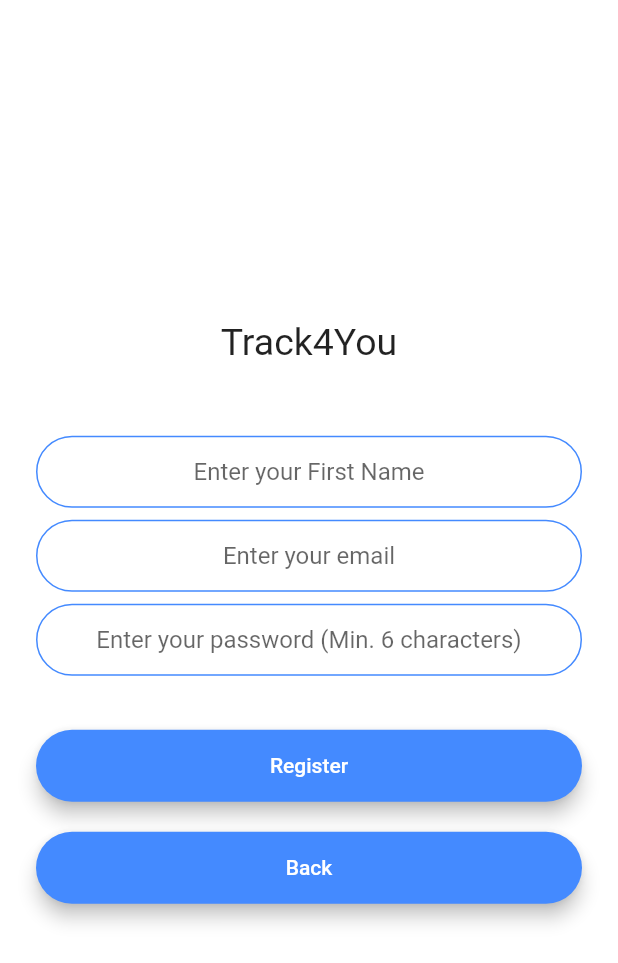
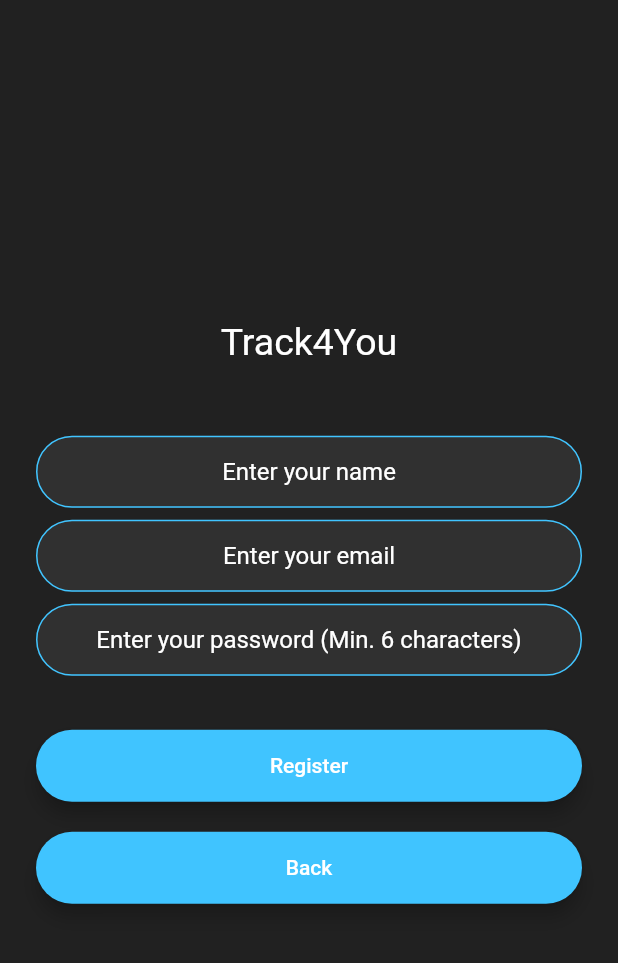
Before and after one commit to X-Yang98/Track4You, a Flutter app: the screen it shows after launch, after a tap on "Log In", after a tap on "Register new account", on a phone screen of 412 x 824 dp. Shown: the top 963 px of the screen. Run offline on Flutter 3.47's test engine with Material 2 defaults, Android fonts, the phone set to English and light mode, and no system bars; our stand-ins replace cloud_firestore, firebase_auth, firebase_core, fluttertoast; accounts and stored records are empty.

Commit message:
changed to dark theme colors

```diff
--- a/lib/screens/finance_screen.dart
+++ b/lib/screens/finance_screen.dart
@@ -8,8 +8,10 @@ class FinanceScreen extends StatelessWidget {
   @override
   Widget build(BuildContext context) {
     return Scaffold(
+      backgroundColor: Colors.grey[900],
       appBar: AppBar(
         title: Text('Finances'),
+        backgroundColor: Colors.grey[850],
       ),
       body: Container(
         child: Text('Page content goes here'),
--- a/lib/screens/health_screen.dart
+++ b/lib/screens/health_screen.dart
@@ -6,8 +6,10 @@ class HealthScreen extends StatelessWidget {
   @override
   Widget build(BuildContext context) {
     return Scaffold(
+      backgroundColor: Colors.grey[900],
       appBar: AppBar(
         title: Text('Health'),
+        backgroundColor: Colors.grey[850],
       ),
       body: Container(
         child: Text('Page content goes here'),
--- a/lib/screens/home_screen.dart
+++ b/lib/screens/home_screen.dart
@@ -41,8 +41,10 @@ class _MyHomePageState extends State<MyHomePage> {
     var displayName =
         loggedInUser!.displayName; // retrieve loggedInUser.displayName here
     return Scaffold(
+      backgroundColor: Colors.grey[900],
       appBar: AppBar(
         title: Text('Track4U Home'),
+        backgroundColor: Colors.grey[850],
       ),
       body: Container(
         child: Column(
@@ -53,7 +55,7 @@ class _MyHomePageState extends State<MyHomePage> {
               margin: EdgeInsets.all(20),
               width: double.infinity,
               child: Text('Welcome back, \n' + displayName!,
-                  style: TextStyle(fontSize: 28)),
+                  style: TextStyle(fontSize: 28, color: Colors.white)),
             ),
             TrackerPanel('Finance', navigateTo),
             TrackerPanel('Studies', navigateTo),
--- a/lib/screens/leetcode_screen.dart
+++ b/lib/screens/leetcode_screen.dart
@@ -6,7 +6,9 @@ class LeetcodeScreen extends StatelessWidget {
   @override
   Widget build(BuildContext context) {
     return Scaffold(
+      backgroundColor: Colors.grey[900],
       appBar: AppBar(
+        backgroundColor: Colors.grey[850],
         title: Text('Leetcode'),
       ),
       body: Container(
--- a/lib/screens/login_screen.dart
+++ b/lib/screens/login_screen.dart
@@ -21,7 +21,7 @@ class _LoginScreenState extends State<LoginScreen> {
   @override
   Widget build(BuildContext context) {
     return Scaffold(
-      backgroundColor: Colors.white,
+      backgroundColor: Colors.grey[900],
       body: Padding(
         padding: EdgeInsets.symmetric(horizontal: 24.0),
         child: Form(
@@ -34,7 +34,7 @@ class _LoginScreenState extends State<LoginScreen> {
                 child: Text(
                   'Track4You',
                   textAlign: TextAlign.center,
-                  style: TextStyle(fontSize: 25),
+                  style: TextStyle(fontSize: 25, color: Colors.white),
                 ),
               ),
               SizedBox(
@@ -44,6 +44,7 @@ class _LoginScreenState extends State<LoginScreen> {
                 controller: emailController,
                 keyboardType: TextInputType.emailAddress,
                 textAlign: TextAlign.center,
+                style: TextStyle(color: Colors.white),
                 validator: (value) {
                   if (value!.isEmpty) {
                     return ("Please enter your email");
@@ -60,6 +61,9 @@ class _LoginScreenState extends State<LoginScreen> {
                 },
                 decoration: InputDecoration(
                   hintText: 'Enter your email',
+                  hintStyle: TextStyle(color: Colors.white),
+                  fillColor: Colors.grey[850],
+                  filled: true,
                   contentPadding:
                       EdgeInsets.symmetric(vertical: 10.0, horizontal: 20.0),
                   border: OutlineInputBorder(
@@ -84,6 +88,7 @@ class _LoginScreenState extends State<LoginScreen> {
                 controller: passwordController,
                 obscureText: true,
                 textAlign: TextAlign.center,
+                style: TextStyle(color: Colors.white),
                 validator: (value) {
                   RegExp regex = new RegExp(r'^.{6,}$');
                   if (value!.isEmpty) {
@@ -99,6 +104,9 @@ class _LoginScreenState extends State<LoginScreen> {
                 },
                 decoration: InputDecoration(
                   hintText: 'Enter your password',
+                  hintStyle: TextStyle(color: Colors.white),
+                  fillColor: Colors.grey[850],
+                  filled: true,
                   contentPadding:
                       EdgeInsets.symmetric(vertical: 10.0, horizontal: 20.0),
                   border: OutlineInputBorder(
--- a/lib/screens/register_screen.dart
+++ b/lib/screens/register_screen.dart
@@ -20,7 +20,7 @@ class _RegisterScreenState extends State<RegisterScreen> {
   @override
   Widget build(BuildContext context) {
     return Scaffold(
-      backgroundColor: Colors.white,
+      backgroundColor: Colors.grey[900],
       body: Padding(
         padding: EdgeInsets.symmetric(horizontal: 24.0),
         child: Form(
@@ -33,7 +33,7 @@ class _RegisterScreenState extends State<RegisterScreen> {
                 child: Text(
                   'Track4You',
                   textAlign: TextAlign.center,
-                  style: TextStyle(fontSize: 25),
+                  style: TextStyle(fontSize: 25, color: Colors.white),
                 ),
               ),
               SizedBox(
@@ -42,6 +42,7 @@ class _RegisterScreenState extends State<RegisterScreen> {
               TextFormField(
                 keyboardType: TextInputType.name,
                 textAlign: TextAlign.center,
+                style: TextStyle(color: Colors.white),
                 controller: nameController,
                 validator: (value) {
                   if (value!.isEmpty) {
@@ -53,7 +54,10 @@ class _RegisterScreenState extends State<RegisterScreen> {
                   nameController.text = value!;
                 },
                 decoration: InputDecoration(
-                  hintText: 'Enter your First Name',
+                  hintText: 'Enter your name',
+                  hintStyle: TextStyle(color: Colors.white),
+                  fillColor: Colors.grey[850],
+                  filled: true,
                   contentPadding:
                       EdgeInsets.symmetric(vertical: 10.0, horizontal: 20.0),
                   border: OutlineInputBorder(
@@ -61,12 +65,12 @@ class _RegisterScreenState extends State<RegisterScreen> {
                   ),
                   enabledBorder: OutlineInputBorder(
                     borderSide:
-                        BorderSide(color: Colors.blueAccent, width: 1.0),
+                        BorderSide(color: Colors.lightBlueAccent, width: 1.0),
                     borderRadius: BorderRadius.all(Radius.circular(32.0)),
                   ),
                   focusedBorder: OutlineInputBorder(
                     borderSide:
-                        BorderSide(color: Colors.blueAccent, width: 2.0),
+                        BorderSide(color: Colors.lightBlueAccent, width: 2.0),
                     borderRadius: BorderRadius.all(Radius.circular(32.0)),
                   ),
                 ),
@@ -77,6 +81,7 @@ class _RegisterScreenState extends State<RegisterScreen> {
               TextFormField(
                 keyboardType: TextInputType.emailAddress,
                 textAlign: TextAlign.center,
+                style: TextStyle(color: Colors.white),
                 controller: emailController,
                 validator: (value) {
                   if (value!.isEmpty) {
@@ -94,6 +99,9 @@ class _RegisterScreenState extends State<RegisterScreen> {
                 },
                 decoration: InputDecoration(
                   hintText: 'Enter your email',
+                  hintStyle: TextStyle(color: Colors.white),
+                  fillColor: Colors.grey[850],
+                  filled: true,
                   contentPadding:
                       EdgeInsets.symmetric(vertical: 10.0, horizontal: 20.0),
                   border: OutlineInputBorder(
@@ -101,12 +109,12 @@ class _RegisterScreenState extends State<RegisterScreen> {
                   ),
                   enabledBorder: OutlineInputBorder(
                     borderSide:
-                        BorderSide(color: Colors.blueAccent, width: 1.0),
+                        BorderSide(color: Colors.lightBlueAccent, width: 1.0),
                     borderRadius: BorderRadius.all(Radius.circular(32.0)),
                   ),
                   focusedBorder: OutlineInputBorder(
                     borderSide:
-                        BorderSide(color: Colors.blueAccent, width: 2.0),
+                        BorderSide(color: Colors.lightBlueAccent, width: 2.0),
                     borderRadius: BorderRadius.all(Radius.circular(32.0)),
                   ),
                 ),
@@ -117,6 +125,7 @@ class _RegisterScreenState extends State<RegisterScreen> {
               TextFormField(
                 obscureText: true,
                 textAlign: TextAlign.center,
+                style: TextStyle(color: Colors.white),
                 controller: passwordController,
                 validator: (value) {
                   RegExp regex = new RegExp(r'^.{6,}$');
@@ -133,6 +142,9 @@ class _RegisterScreenState extends State<RegisterScreen> {
                 },
                 decoration: InputDecoration(
                   hintText: 'Enter your password (Min. 6 characters)',
+                  hintStyle: TextStyle(color: Colors.white),
+                  fillColor: Colors.grey[850],
+                  filled: true,
                   contentPadding:
                       EdgeInsets.symmetric(vertical: 10.0, horizontal: 20.0),
                   border: OutlineInputBorder(
@@ -140,12 +152,12 @@ class _RegisterScreenState extends State<RegisterScreen> {
                   ),
                   enabledBorder: OutlineInputBorder(
                     borderSide:
-                        BorderSide(color: Colors.blueAccent, width: 1.0),
+                        BorderSide(color: Colors.lightBlueAccent, width: 1.0),
                     borderRadius: BorderRadius.all(Radius.circular(32.0)),
                   ),
                   focusedBorder: OutlineInputBorder(
                     borderSide:
-                        BorderSide(color: Colors.blueAccent, width: 2.0),
+                        BorderSide(color: Colors.lightBlueAccent, width: 2.0),
                     borderRadius: BorderRadius.all(Radius.circular(32.0)),
                   ),
                 ),
@@ -156,7 +168,7 @@ class _RegisterScreenState extends State<RegisterScreen> {
               Padding(
                 padding: EdgeInsets.symmetric(vertical: 12.0),
                 child: Material(
-                  color: Colors.blueAccent,
+                  color: Colors.lightBlueAccent,
                   borderRadius: BorderRadius.all(Radius.circular(30.0)),
                   elevation: 5.0,
                   child: MaterialButton(
@@ -189,7 +201,7 @@ class _RegisterScreenState extends State<RegisterScreen> {
               Padding(
                 padding: EdgeInsets.symmetric(vertical: 8.0),
                 child: Material(
-                  color: Colors.blueAccent,
+                  color: Colors.lightBlueAccent,
                   borderRadius: BorderRadius.all(Radius.circular(30.0)),
                   elevation: 5.0,
                   child: MaterialButton(
--- a/lib/screens/studies_screen.dart
+++ b/lib/screens/studies_screen.dart
@@ -6,8 +6,10 @@ class StudiesScreen extends StatelessWidget {
   @override
   Widget build(BuildContext context) {
     return Scaffold(
+      backgroundColor: Colors.grey[900],
       appBar: AppBar(
         title: Text('Studies'),
+        backgroundColor: Colors.grey[850],
       ),
       body: Container(
         child: Text('Page content goes here'),
```
